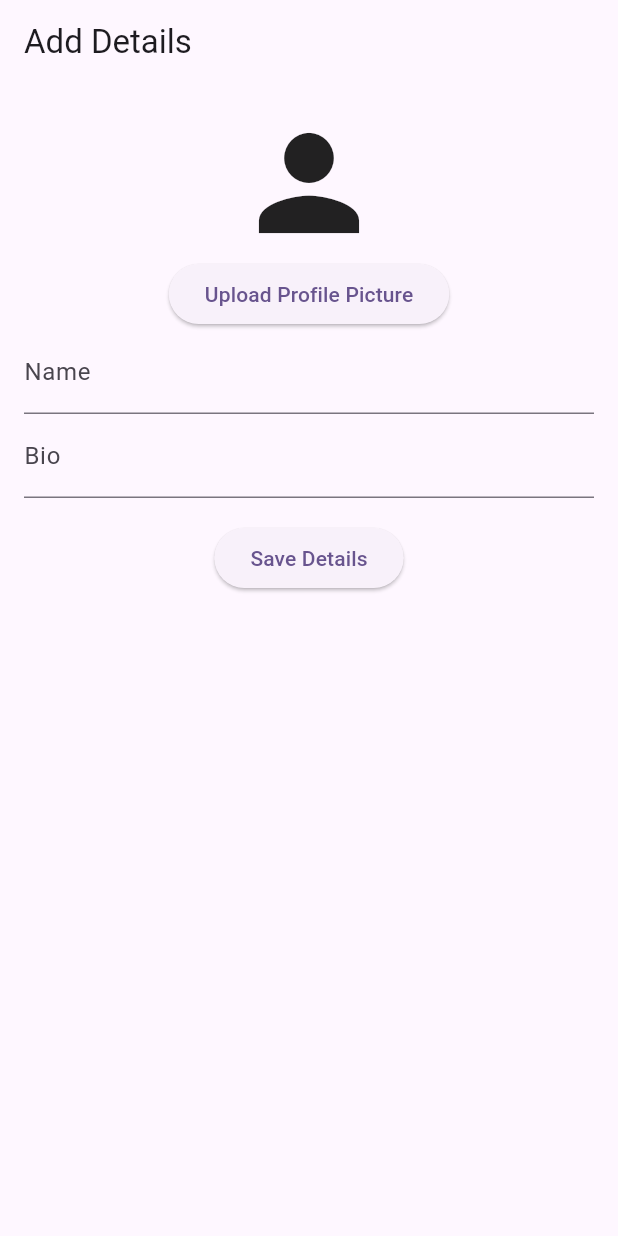
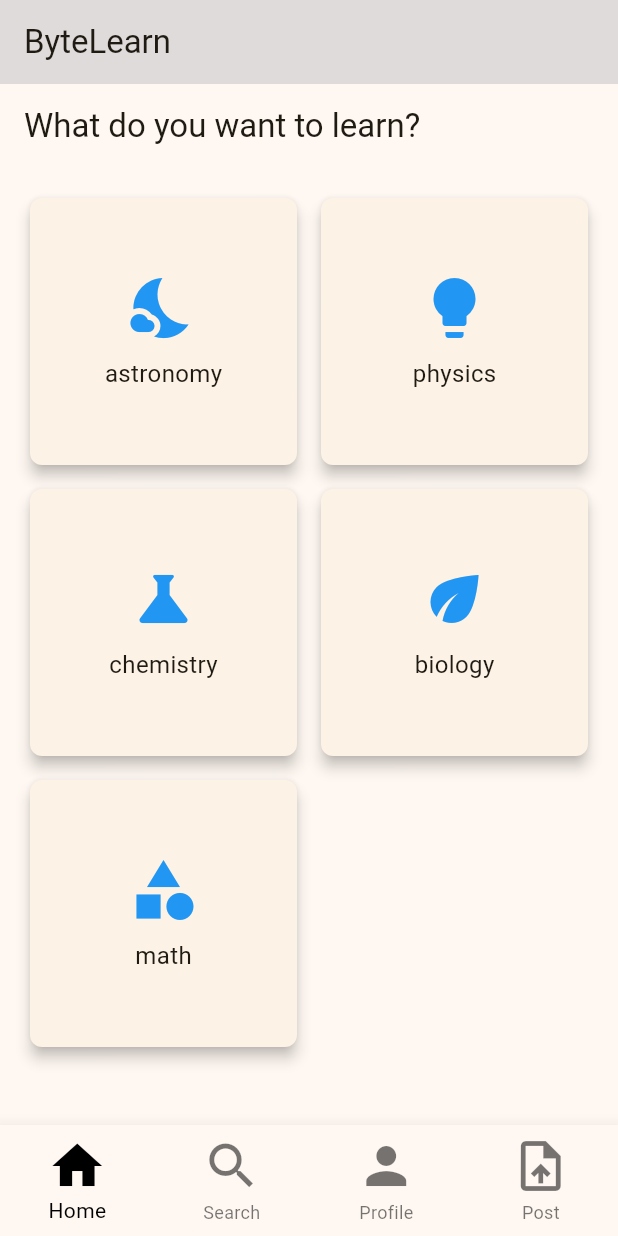
Before and after one commit to Sudip200/bytelearn, a Flutter app: the screen it shows once a user with an empty profile is signed in, on a phone screen of 412 x 824 dp. Run offline on Flutter 3.47's test engine with Material 3 defaults, Android fonts, the phone set to English and light mode, and no system bars; our stand-ins replace cloud_firestore, file_picker, firebase_auth, firebase_core, firebase_storage, flutter_secure_storage and 2 more; missing offline and left inert: firebase_ui_auth, firebase_ui_oauth_google; accounts and stored records are empty.

Commit message:
adding file upload feature and grid home screen

```diff
--- /dev/null
+++ b/lib/grid_home.dart
@@ -0,0 +1,77 @@
+import 'package:flutter/material.dart';
+
+class TopicGridView extends StatelessWidget {
+  final List<String> topics = ['astronomy', 'physics', 'chemistry', 'biology', 'math'];
+
+  @override
+  Widget build(BuildContext context) {
+    return Scaffold(
+      appBar: AppBar(
+        title: Text('What do you want to learn?'),
+      ),
+      body:Padding(
+        padding: const EdgeInsets.all(16.0),
+        child:
+       GridView.builder(
+        gridDelegate: SliverGridDelegateWithFixedCrossAxisCount(
+          crossAxisCount: 2, // Number of columns in the grid
+          crossAxisSpacing: 8.0, // Spacing between columns
+          mainAxisSpacing: 8.0, // Spacing between rows
+        ),
+        itemCount: topics.length,
+        itemBuilder: (context, index) {
+          return GestureDetector(
+            onTap: () {
+              // Handle topic selection here
+              print('Selected topic: ${topics[index]}');
+            },
+            child: Card(
+              elevation: 4.0,
+              shape: RoundedRectangleBorder(
+                borderRadius: BorderRadius.circular(8.0),
+              ),
+              child: Column(
+                mainAxisAlignment: MainAxisAlignment.center,
+                children: [
+                  // You can use different icons for each topic
+                  Icon(
+                    _getIconForTopic(topics[index]),
+                    size: 48.0,
+                    color: Colors.blue,
+                  ),
+                  SizedBox(height: 8.0),
+                  Text(
+                    topics[index],
+                    style: TextStyle(fontSize: 16.0),
+                  ),
+                ],
+              ),
+            ),
+          );
+        },
+      ),
+    )
+    );
+  }
+
+  IconData _getIconForTopic(String topic) {
+    switch (topic) {
+      case 'astronomy':
+        return Icons.nights_stay;
+      case 'physics':
+        return Icons.lightbulb;
+      case 'chemistry':
+        return Icons.science;
+      case 'biology':
+        return Icons.eco;
+      default:
+        return Icons.category;
+    }
+  }
+}
+
+void main() {
+  runApp(MaterialApp(
+    home: TopicGridView(),
+  ));
+}
--- /dev/null
+++ b/lib/home.dart
@@ -0,0 +1,70 @@
+import 'package:flutter/material.dart';
+import 'post_data.dart';
+import 'grid_home.dart';
+class MyHomePage extends StatefulWidget {
+  const MyHomePage({super.key});
+
+  @override
+  State<MyHomePage> createState() => _MyHomePageState();
+}
+
+class _MyHomePageState extends State<MyHomePage> {
+   int _selectedIndex = 0;
+  static  List<Widget> _widgetOptions = <Widget>[
+     TopicGridView(),
+    Text('Search Page', style: TextStyle(fontSize: 35, fontWeight: FontWeight.bold)),
+    Text('Profile Page', style: TextStyle(fontSize: 35, fontWeight: FontWeight.bold)),
+    PostDataWidget()
+  ];
+
+  void _onItemTapped(int index) {
+    setState(() {
+      _selectedIndex = index;
+    });
+  }
+
+  @override
+  Widget build(BuildContext context) {
+    return Scaffold(
+      appBar: AppBar(
+        title: const Text('ByteLearn'),
+          backgroundColor: Color.fromARGB(255, 224, 219, 219),
+      ),
+      body: Center(
+        child: _widgetOptions.elementAt(_selectedIndex),
+      ),
+      bottomNavigationBar: BottomNavigationBar(
+        landscapeLayout: BottomNavigationBarLandscapeLayout.spread,
+        items: const <BottomNavigationBarItem>[
+          BottomNavigationBarItem(
+            icon: Icon(Icons.home),
+             label: 'Home',
+            backgroundColor: Color.fromARGB(255, 244, 242, 242)
+          ),
+          BottomNavigationBarItem(
+            icon: Icon(Icons.search),
+              label: 'Search',
+            backgroundColor: Color.fromARGB(255, 244, 242, 242)
+          ),
+          BottomNavigationBarItem(
+            icon: Icon(Icons.person),
+             label: 'Profile',
+            backgroundColor: Color.fromARGB(255, 244, 242, 242) ,
+          ),
+          BottomNavigationBarItem(
+            icon: Icon(Icons.upload_file),
+             label: 'Post',
+            backgroundColor: Color.fromARGB(255, 244, 242, 242) ,
+          ),
+        ],
+        type: BottomNavigationBarType.fixed,
+        currentIndex: _selectedIndex,
+        selectedItemColor: Colors.black,
+        iconSize: 40,
+        onTap: _onItemTapped,
+        elevation: 10,
+
+      ),
+    );
+  }
+}
--- a/lib/my_app.dart
+++ b/lib/my_app.dart
@@ -2,6 +2,7 @@ import 'package:firebase_core/firebase_core.dart';
 import 'package:flutter/material.dart';
 import 'auth_gate.dart';
 import 'main.dart';
+import 'home.dart';
 import 'add_details.dart';
 class MyRoutes extends StatelessWidget {
   final String  userId;
@@ -18,7 +19,7 @@ class MyRoutes extends StatelessWidget {
       ),
       initialRoute: '/home',
       routes: {
-        '/home': (context) => MyHomePage(userId: userId),
+        '/home': (context) => MyHomePage(),
         '/auth': (context) =>  AuthGate(),
 
       },
```
Also changed, not shown: lib/auth_gate.dart (+22 -22 lines), lib/main.dart (+0 -43 lines), lib/post_data.dart (+171 -0 lines).
